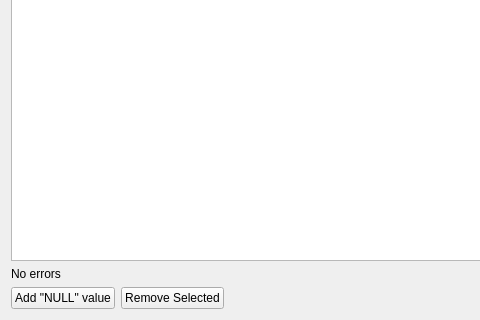
Above: src/ui/editorwidgets/qgsvaluemapconfigdlgbase.ui from qgis/QGIS before the change; both pictures show x 0 to 480 and y 173 to 493 of the 701 by 493 pixel window. Below: the same form after it.
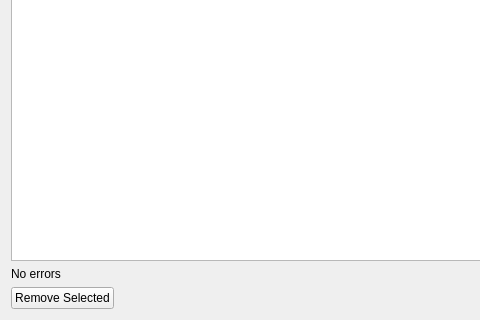
That is the form after the change.

Commit message:
Checkbox for replacing null value.
Removal of button add null value under table, introduction of checkbox replace null value. Changes to the behaviour of the combobox for choosing a value. Fixes qgis#45088 and qgis#59387

Patch:
```diff
--- a/src/ui/editorwidgets/qgsvaluemapconfigdlgbase.ui
+++ b/src/ui/editorwidgets/qgsvaluemapconfigdlgbase.ui
@@ -90,13 +90,6 @@
    </item>
    <item row="3" column="0" colspan="3">
     <layout class="QHBoxLayout" name="horizontalLayout">
-     <item>
-      <widget class="QPushButton" name="addNullButton">
-       <property name="text">
-        <string>Add &quot;NULL&quot; value</string>
-       </property>
-      </widget>
-     </item>
      <item>
       <widget class="QPushButton" name="removeSelectedButton">
        <property name="text">
```
Left out of the diff: 1 changed line with no effect on the pictures. The commit also changes 11 other files.
